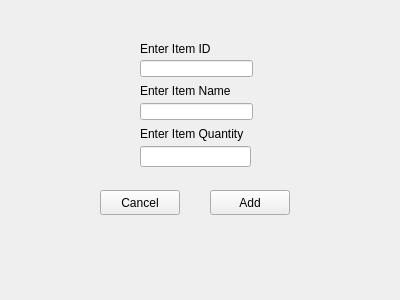
Old version of the form addinventory.ui in the repository oracle-ryuu/SimpleSerums_radical_redo.
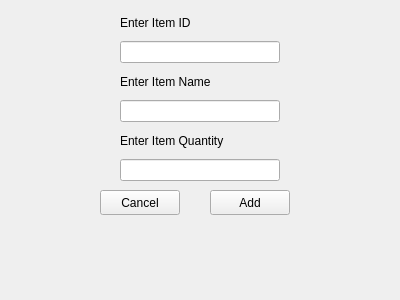
New version of the form.

Diff of the .ui file:
```diff
--- a/addinventory.ui
+++ b/addinventory.ui
@@ -39,74 +39,47 @@
     <string>Cancel</string>
    </property>
   </widget>
-  <widget class="QLabel" name="label_2">
+  <widget class="QWidget" name="verticalLayoutWidget">
    <property name="geometry">
     <rect>
-     <x>140</x>
-     <y>125</y>
-     <width>113</width>
-     <height>17</height>
+     <x>120</x>
+     <y>10</y>
+     <width>160</width>
+     <height>171</height>
     </rect>
    </property>
-   <property name="text">
-    <string>Enter Item Quantity</string>
-   </property>
-  </widget>
-  <widget class="QLineEdit" name="lineEdit_3">
-   <property name="geometry">
-    <rect>
-     <x>140</x>
-     <y>146</y>
-     <width>111</width>
-     <height>21</height>
-    </rect>
-   </property>
-  </widget>
+   <layout class="QVBoxLayout" name="verticalLayout">
+    <item>
   <widget class="QLabel" name="label">
-   <property name="geometry">
-    <rect>
-     <x>140</x>
-     <y>40</y>
-     <width>76</width>
-     <height>17</height>
-    </rect>
-   </property>
    <property name="text">
     <string>Enter Item ID</string>
    </property>
   </widget>
-  <widget class="QLineEdit" name="lineEdit">
-   <property name="geometry">
-    <rect>
-     <x>140</x>
-     <y>60</y>
-     <width>113</width>
-     <height>17</height>
-    </rect>
-   </property>
-  </widget>
+    </item>
+    <item>
+     <widget class="QLineEdit" name="lineEdit"/>
+    </item>
+    <item>
   <widget class="QLabel" name="label_3">
-   <property name="geometry">
-    <rect>
-     <x>140</x>
-     <y>82</y>
-     <width>97</width>
-     <height>17</height>
-    </rect>
-   </property>
    <property name="text">
     <string>Enter Item Name</string>
    </property>
   </widget>
-  <widget class="QLineEdit" name="lineEdit_2">
-   <property name="geometry">
-    <rect>
-     <x>140</x>
-     <y>103</y>
-     <width>113</width>
-     <height>17</height>
-    </rect>
-   </property>
+    </item>
+    <item>
+     <widget class="QLineEdit" name="lineEdit_2"/>
+    </item>
+    <item>
+     <widget class="QLabel" name="label_2">
+      <property name="text">
+       <string>Enter Item Quantity</string>
+      </property>
+     </widget>
+    </item>
+    <item>
+     <widget class="QLineEdit" name="lineEdit_3"/>
+    </item>
+   </layout>
   </widget>
  </widget>
  <resources/>
```
Lines whose indentation alone changed are shown as unchanged.
